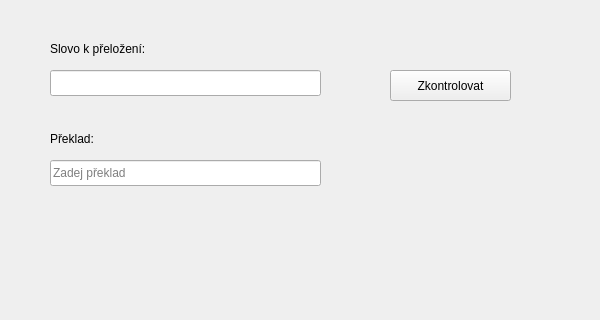
Old version of the form src/mainwindow.ui in the repository tommyjj83/vocabulator.
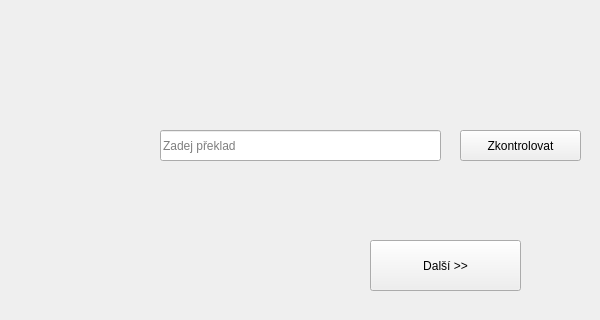
New version of the form. The open tabs and pages were chosen to show the change.

```diff
--- a/src/mainwindow.ui
+++ b/src/mainwindow.ui
@@ -20,9 +20,12 @@
       <x>0</x>
       <y>0</y>
       <width>631</width>
-      <height>281</height>
+      <height>311</height>
      </rect>
     </property>
+    <property name="autoFillBackground">
+     <bool>false</bool>
+    </property>
     <widget class="QWidget" name="welcomePage">
      <widget class="QLabel" name="label_3">
       <property name="geometry">
@@ -126,8 +129,8 @@
      <widget class="QPushButton" name="btnCheckTranslation">
       <property name="geometry">
        <rect>
-        <x>390</x>
-        <y>70</y>
+        <x>460</x>
+        <y>130</y>
         <width>121</width>
         <height>31</height>
        </rect>
@@ -139,10 +142,10 @@
      <widget class="QLineEdit" name="lineEditTranslation">
       <property name="geometry">
        <rect>
-        <x>50</x>
-        <y>160</y>
-        <width>271</width>
-        <height>26</height>
+        <x>160</x>
+        <y>130</y>
+        <width>281</width>
+        <height>31</height>
        </rect>
       </property>
       <property name="readOnly">
@@ -152,51 +155,12 @@
        <string>Zadej překlad</string>
       </property>
      </widget>
-     <widget class="QLabel" name="label_2">
-      <property name="geometry">
-       <rect>
-        <x>50</x>
-        <y>130</y>
-        <width>71</width>
-        <height>18</height>
-       </rect>
-      </property>
-      <property name="text">
-       <string>Překlad:</string>
-      </property>
-     </widget>
-     <widget class="QLabel" name="label">
-      <property name="geometry">
-       <rect>
-        <x>50</x>
-        <y>40</y>
-        <width>171</width>
-        <height>18</height>
-       </rect>
-      </property>
-      <property name="text">
-       <string>Slovo k přeložení:</string>
-      </property>
-     </widget>
-     <widget class="QLineEdit" name="lineEditToTranslate">
-      <property name="geometry">
-       <rect>
-        <x>50</x>
-        <y>70</y>
-        <width>271</width>
-        <height>26</height>
-       </rect>
-      </property>
-      <property name="readOnly">
-       <bool>true</bool>
-      </property>
-     </widget>
      <widget class="QLabel" name="labelResult">
       <property name="geometry">
        <rect>
-        <x>380</x>
-        <y>170</y>
-        <width>151</width>
+        <x>50</x>
+        <y>190</y>
+        <width>491</width>
         <height>41</height>
        </rect>
       </property>
@@ -204,6 +168,32 @@
        <string/>
       </property>
      </widget>
+     <widget class="QLabel" name="labelWordToTranslate">
+      <property name="geometry">
+       <rect>
+        <x>140</x>
+        <y>30</y>
+        <width>331</width>
+        <height>61</height>
+       </rect>
+      </property>
+      <property name="text">
+       <string/>
+      </property>
+     </widget>
+     <widget class="QPushButton" name="btnNextTranslation">
+      <property name="geometry">
+       <rect>
+        <x>370</x>
+        <y>240</y>
+        <width>151</width>
+        <height>51</height>
+       </rect>
+      </property>
+      <property name="text">
+       <string>Další &gt;&gt;</string>
+      </property>
+     </widget>
     </widget>
    </widget>
   </widget>
```
